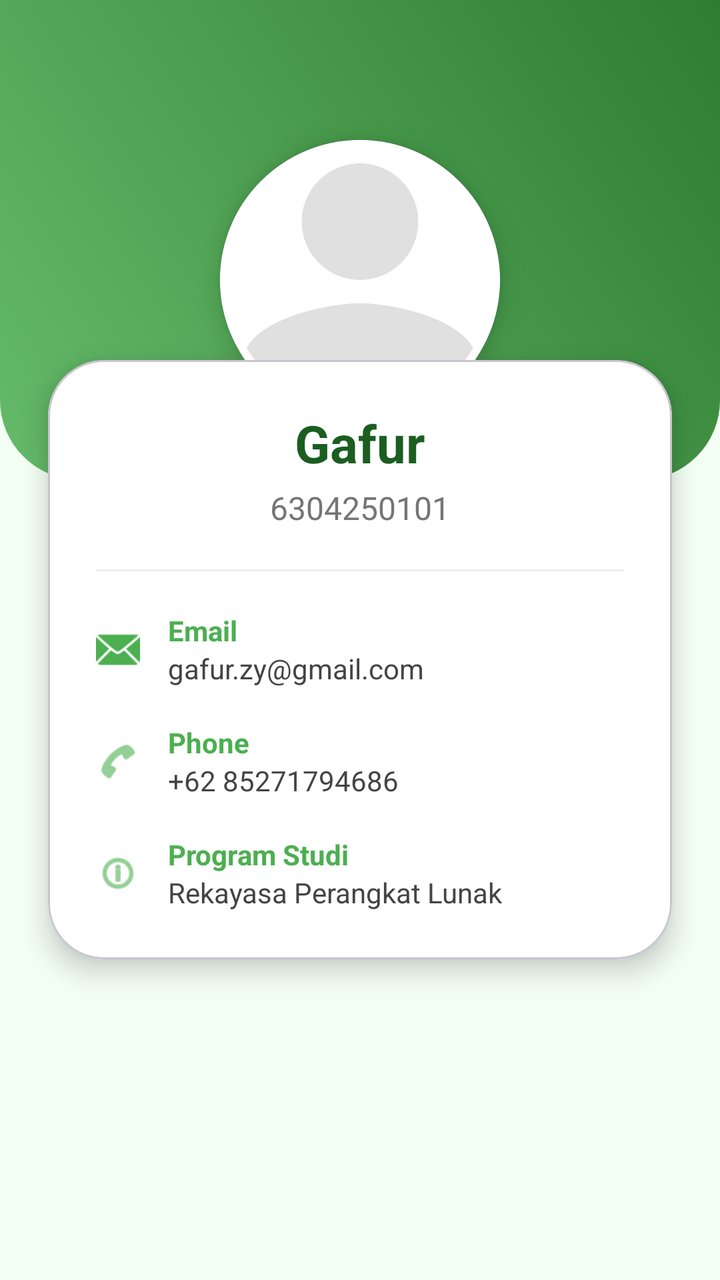
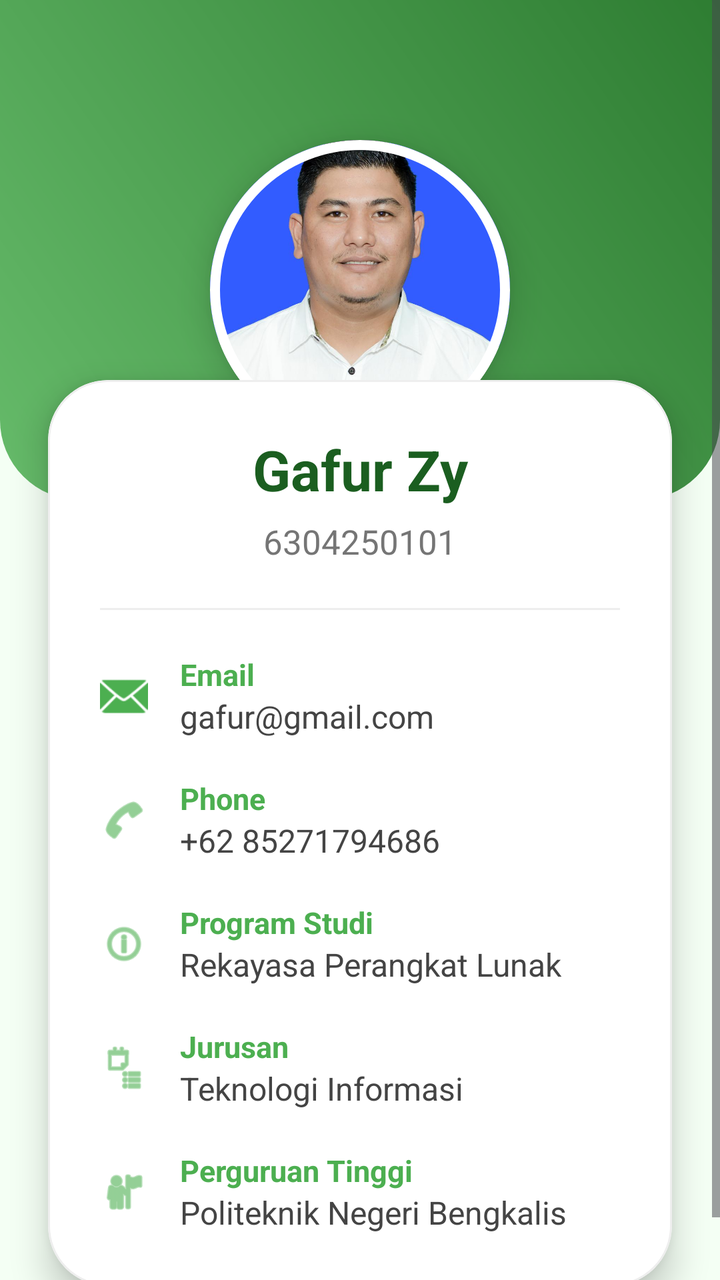

Screens rendered from an Android XML layout before and after an edit, with the pre-edit source and the edit as a unified diff.
<!-- AndroidManifest.xml: application theme Theme.NusaPerson -->
<!-- res/layout/fragment_profile.xml -->
<?xml version="1.0" encoding="utf-8"?>
<androidx.constraintlayout.widget.ConstraintLayout
    xmlns:android="http://schemas.android.com/apk/res/android"
    xmlns:app="http://schemas.android.com/apk/res-auto"
    android:layout_width="match_parent"
    android:layout_height="match_parent"
    android:background="#F4FFF4">

    
    <View
        android:id="@+id/headerBg"
        android:layout_width="0dp"
        android:layout_height="240dp"
        android:background="@drawable/bg_green_header"
        app:layout_constraintTop_toTopOf="parent"
        app:layout_constraintStart_toStartOf="parent"
        app:layout_constraintEnd_toEndOf="parent"/>

    
    <com.google.android.material.card.MaterialCardView
        android:id="@+id/profileCard"
        android:layout_width="140dp"
        android:layout_height="140dp"
        android:layout_marginTop="70dp"
        app:cardCornerRadius="70dp"
        app:cardElevation="8dp"
        app:strokeColor="#FFFFFF"
        app:strokeWidth="4dp"
        app:layout_constraintTop_toTopOf="parent"
        app:layout_constraintStart_toStartOf="parent"
        app:layout_constraintEnd_toEndOf="parent">

        <ImageView
            android:id="@+id/imgProfile"
            android:layout_width="match_parent"
            android:layout_height="match_parent"
            android:background="#FFFFFF"
            android:scaleType="centerCrop"
            android:src="@drawable/ic_profile_placeholder"/>

    </com.google.android.material.card.MaterialCardView>

    
    <com.google.android.material.card.MaterialCardView
        android:layout_width="0dp"
        android:layout_height="wrap_content"
        android:layout_marginStart="24dp"
        android:layout_marginEnd="24dp"
        android:layout_marginTop="180dp"
        app:cardCornerRadius="28dp"
        app:cardElevation="8dp"
        app:cardBackgroundColor="#FFFFFF"
        app:layout_constraintTop_toTopOf="parent"
        app:layout_constraintStart_toStartOf="parent"
        app:layout_constraintEnd_toEndOf="parent">

        <LinearLayout
            android:layout_width="match_parent"
            android:layout_height="wrap_content"
            android:orientation="vertical"
            android:padding="24dp">

            
            <TextView
                android:id="@+id/tvName"
                android:layout_width="match_parent"
                android:layout_height="wrap_content"
                android:gravity="center"
                android:text="Gafur"
                android:textColor="#1B5E20"
                android:textSize="26sp"
                android:textStyle="bold"/>

            
            <TextView
                android:id="@+id/tvNim"
                android:layout_width="match_parent"
                android:layout_height="wrap_content"
                android:layout_marginTop="4dp"
                android:gravity="center"
                android:text="6304250101"
                android:textColor="#757575"
                android:textSize="16sp"/>

            
            <View
                android:layout_width="match_parent"
                android:layout_height="1dp"
                android:layout_marginTop="20dp"
                android:background="#EEEEEE"/>

            
            <LinearLayout
                android:layout_width="match_parent"
                android:layout_height="wrap_content"
                android:layout_marginTop="20dp"
                android:gravity="center_vertical"
                android:orientation="horizontal">

                <ImageView
                    android:layout_width="22dp"
                    android:layout_height="22dp"
                    android:src="@android:drawable/ic_dialog_email"
                    app:tint="#4CAF50"/>

                <LinearLayout
                    android:layout_width="wrap_content"
                    android:layout_height="wrap_content"
                    android:layout_marginStart="14dp"
                    android:orientation="vertical">

                    <TextView
                        android:layout_width="wrap_content"
                        android:layout_height="wrap_content"
                        android:text="Email"
                        android:textColor="#4CAF50"
                        android:textStyle="bold"/>

                    <TextView
                        android:layout_width="wrap_content"
                        android:layout_height="wrap_content"
                        android:text="gafur.zy@gmail.com"
                        android:textColor="#444444"/>
                </LinearLayout>

            </LinearLayout>

            
            <LinearLayout
                android:layout_width="match_parent"
                android:layout_height="wrap_content"
                android:layout_marginTop="18dp"
                android:gravity="center_vertical"
                android:orientation="horizontal">

                <ImageView
                    android:layout_width="22dp"
                    android:layout_height="22dp"
                    android:src="@android:drawable/ic_menu_call"
                    app:tint="#4CAF50"/>

                <LinearLayout
                    android:layout_width="wrap_content"
                    android:layout_height="wrap_content"
                    android:layout_marginStart="14dp"
                    android:orientation="vertical">

                    <TextView
                        android:layout_width="wrap_content"
                        android:layout_height="wrap_content"
                        android:text="Phone"
                        android:textColor="#4CAF50"
                        android:textStyle="bold"/>

                    <TextView
                        android:layout_width="wrap_content"
                        android:layout_height="wrap_content"
                        android:text="+62 85271794686"
                        android:textColor="#444444"/>
                </LinearLayout>

            </LinearLayout>

            
            <LinearLayout
                android:layout_width="match_parent"
                android:layout_height="wrap_content"
                android:layout_marginTop="18dp"
                android:gravity="center_vertical"
                android:orientation="horizontal">

                <ImageView
                    android:layout_width="22dp"
                    android:layout_height="22dp"
                    android:src="@android:drawable/ic_menu_info_details"
                    app:tint="#4CAF50"/>

                <LinearLayout
                    android:layout_width="wrap_content"
                    android:layout_height="wrap_content"
                    android:layout_marginStart="14dp"
                    android:orientation="vertical">

                    <TextView
                        android:layout_width="wrap_content"
                        android:layout_height="wrap_content"
                        android:text="Program Studi"
                        android:textColor="#4CAF50"
                        android:textStyle="bold"/>

                    <TextView
                        android:layout_width="wrap_content"
                        android:layout_height="wrap_content"
                        android:text="Rekayasa Perangkat Lunak"
                        android:textColor="#444444"/>
                </LinearLayout>

            </LinearLayout>

        </LinearLayout>

    </com.google.android.material.card.MaterialCardView>

</androidx.constraintlayout.widget.ConstraintLayout>
<!-- resources referenced by this layout -->
<resources>
  <!-- drawable bg_green_header (drawable) -->
  <?xml version="1.0" encoding="utf-8"?>
  <shape xmlns:android="http://schemas.android.com/apk/res/android">
      <gradient
          android:startColor="#66BB6A"
          android:endColor="#2E7D32"
          android:angle="45"/>
  
      <corners
          android:bottomLeftRadius="40dp"
          android:bottomRightRadius="40dp"/>
  </shape>
  <!-- drawable ic_profile_placeholder (drawable) -->
  <vector xmlns:android="http://schemas.android.com/apk/res/android"
      android:width="24dp"
      android:height="24dp"
      android:viewportWidth="24"
      android:viewportHeight="24">
  
      <path
          android:fillColor="#E0E0E0"
          android:pathData="M12,12A5,5 0,1 0,12 2A5,5 0,0 0,12 12ZM12,14C8.67,14 2,15.67 2,19V22H22V19C22,15.67 15.33,14 12,14Z"/>
  </vector>
  <style name="Theme.NusaPerson" parent="Base.Theme.NusaPerson" />
  <style name="Base.Theme.NusaPerson" parent="Theme.Material3.DayNight.NoActionBar">
  
          
          <item name="colorPrimary">@color/purple_500</item>
          <item name="colorOnPrimary">@color/white</item>
  
          
          <item name="colorSurface">@color/purple_500</item>
          <item name="colorOnSurface">@color/white</item>
  
          
          <item name="android:statusBarColor">@color/purple_700</item>
  
      </style>
  <color name="purple_500">#6200EE</color>
  <color name="white">#FFFFFFFF</color>
  <color name="purple_700">#3700B3</color>
</resources>

<!-- the commit's change to res/layout/fragment_profile.xml (unified diff, before → after) -->
@@ -1,204 +1,302 @@
 <?xml version="1.0" encoding="utf-8"?>
-<androidx.constraintlayout.widget.ConstraintLayout
+<ScrollView
     xmlns:android="http://schemas.android.com/apk/res/android"
     xmlns:app="http://schemas.android.com/apk/res-auto"
     android:layout_width="match_parent"
     android:layout_height="match_parent"
     android:background="#F4FFF4">
 
-    
-    <View
-        android:id="@+id/headerBg"
-        android:layout_width="0dp"
-        android:layout_height="240dp"
-        android:background="@drawable/bg_green_header"
-        app:layout_constraintTop_toTopOf="parent"
-        app:layout_constraintStart_toStartOf="parent"
-        app:layout_constraintEnd_toEndOf="parent"/>
-
-    
-    <com.google.android.material.card.MaterialCardView
-        android:id="@+id/profileCard"
-        android:layout_width="140dp"
-        android:layout_height="140dp"
-        android:layout_marginTop="70dp"
-        app:cardCornerRadius="70dp"
-        app:cardElevation="8dp"
-        app:strokeColor="#FFFFFF"
-        app:strokeWidth="4dp"
-        app:layout_constraintTop_toTopOf="parent"
-        app:layout_constraintStart_toStartOf="parent"
-        app:layout_constraintEnd_toEndOf="parent">
-
-        <ImageView
-            android:id="@+id/imgProfile"
-            android:layout_width="match_parent"
-            android:layout_height="match_parent"
-            android:background="#FFFFFF"
-            android:scaleType="centerCrop"
-            android:src="@drawable/ic_profile_placeholder"/>
-
-    </com.google.android.material.card.MaterialCardView>
-
-    
-    <com.google.android.material.card.MaterialCardView
-        android:layout_width="0dp"
-        android:layout_height="wrap_content"
-        android:layout_marginStart="24dp"
-        android:layout_marginEnd="24dp"
-        android:layout_marginTop="180dp"
-        app:cardCornerRadius="28dp"
-        app:cardElevation="8dp"
-        app:cardBackgroundColor="#FFFFFF"
-        app:layout_constraintTop_toTopOf="parent"
-        app:layout_constraintStart_toStartOf="parent"
-        app:layout_constraintEnd_toEndOf="parent">
-
-        <LinearLayout
-            android:layout_width="match_parent"
+    <androidx.constraintlayout.widget.ConstraintLayout
+        android:layout_width="match_parent"
+        android:layout_height="wrap_content">
+
+        
+        <View
+            android:id="@+id/headerBg"
+            android:layout_width="0dp"
+            android:layout_height="250dp"
+            android:background="@drawable/bg_green_header"
+            app:layout_constraintTop_toTopOf="parent"
+            app:layout_constraintStart_toStartOf="parent"
+            app:layout_constraintEnd_toEndOf="parent"/>
+
+        
+        <com.google.android.material.card.MaterialCardView
+            android:id="@+id/profileCard"
+            android:layout_width="150dp"
+            android:layout_height="150dp"
+            android:layout_marginTop="70dp"
+            app:cardCornerRadius="75dp"
+            app:cardElevation="10dp"
+            app:strokeColor="#FFFFFF"
+            app:strokeWidth="5dp"
+            app:layout_constraintTop_toTopOf="parent"
+            app:layout_constraintStart_toStartOf="parent"
+            app:layout_constraintEnd_toEndOf="parent">
+
+            <ImageView
+                android:id="@+id/imgProfile"
+                android:layout_width="match_parent"
+                android:layout_height="match_parent"
+                android:background="#FFFFFF"
+                android:scaleType="centerCrop"
+                android:src="@drawable/foto_gafur"/>
+
+        </com.google.android.material.card.MaterialCardView>
+
+        
+        <com.google.android.material.card.MaterialCardView
+            android:id="@+id/cardProfile"
+            android:layout_width="0dp"
             android:layout_height="wrap_content"
-            android:orientation="vertical"
-            android:padding="24dp">
-
-            
-            <TextView
-                android:id="@+id/tvName"
-                android:layout_width="match_parent"
-                android:layout_height="wrap_content"
-                android:gravity="center"
-                android:text="Gafur"
-                android:textColor="#1B5E20"
-                android:textSize="26sp"
-                android:textStyle="bold"/>
-
-            
-            <TextView
-                android:id="@+id/tvNim"
-                android:layout_width="match_parent"
-                android:layout_height="wrap_content"
-                android:layout_marginTop="4dp"
-                android:gravity="center"
-                android:text="6304250101"
-                android:textColor="#757575"
-                android:textSize="16sp"/>
-
-            
-            <View
-                android:layout_width="match_parent"
-                android:layout_height="1dp"
-                android:layout_marginTop="20dp"
-                android:background="#EEEEEE"/>
-
-            
+            android:layout_marginStart="24dp"
+            android:layout_marginEnd="24dp"
+            android:layout_marginTop="190dp"
+            android:layout_marginBottom="30dp"
+            app:cardBackgroundColor="#FFFFFF"
+            app:cardCornerRadius="30dp"
+            app:cardElevation="10dp"
+            app:strokeColor="#EEEEEE"
+            app:strokeWidth="1dp"
+            app:layout_constraintTop_toTopOf="parent"
+            app:layout_constraintStart_toStartOf="parent"
+            app:layout_constraintEnd_toEndOf="parent"
+            app:layout_constraintBottom_toBottomOf="parent">
+
             <LinearLayout
                 android:layout_width="match_parent"
                 android:layout_height="wrap_content"
-                android:layout_marginTop="20dp"
-                android:gravity="center_vertical"
-                android:orientation="horizontal">
-
-                <ImageView
-                    android:layout_width="22dp"
-                    android:layout_height="22dp"
-                    android:src="@android:drawable/ic_dialog_email"
-                    app:tint="#4CAF50"/>
-
-                <LinearLayout
-                    android:layout_width="wrap_content"
-                    android:layout_height="wrap_content"
-                    android:layout_marginStart="14dp"
-                    android:orientation="vertical">
-
-                    <TextView
-                        android:layout_width="wrap_content"
-                        android:layout_height="wrap_content"
-                        android:text="Email"
-                        android:textColor="#4CAF50"
-                        android:textStyle="bold"/>
-
-                    <TextView
-                        android:layout_width="wrap_content"
-                        android:layout_height="wrap_content"
-                        android:text="gafur.zy@gmail.com"
-                        android:textColor="#444444"/>
+                android:orientation="vertical"
+                android:padding="26dp">
+
+                
+                <TextView
+                    android:id="@+id/tvName"
+                    android:layout_width="match_parent"
+                    android:layout_height="wrap_content"
+                    android:gravity="center"
+                    android:text="Gafur Zy"
+                    android:textColor="#1B5E20"
+                    android:textSize="28sp"
+                    android:textStyle="bold"/>
+
+                
+                <TextView
+                    android:id="@+id/tvNim"
+                    android:layout_width="match_parent"
+                    android:layout_height="wrap_content"
+                    android:layout_marginTop="6dp"
+                    android:gravity="center"
+                    android:text="6304250101"
+                    android:textColor="#757575"
+                    android:textSize="17sp"/>
+
+                
+                <View
+                    android:layout_width="match_parent"
+                    android:layout_height="1dp"
+                    android:layout_marginTop="22dp"
+                    android:background="#EEEEEE"/>
+
+                
+                <LinearLayout
+                    android:layout_width="match_parent"
+                    android:layout_height="wrap_content"
+                    android:layout_marginTop="22dp"
+                    android:gravity="center_vertical"
+                    android:orientation="horizontal">
+
+                    <ImageView
+                        android:layout_width="24dp"
+                        android:layout_height="24dp"
+                        android:src="@android:drawable/ic_dialog_email"
+                        app:tint="#4CAF50"/>
+
+                    <LinearLayout
+                        android:layout_width="wrap_content"
+                        android:layout_height="wrap_content"
+                        android:layout_marginStart="16dp"
+                        android:orientation="vertical">
+
+                        <TextView
+                            android:text="Email"
+                            android:textColor="#4CAF50"
+                            android:textStyle="bold"
+                            android:textSize="15sp"
+                            android:layout_width="wrap_content"
+                            android:layout_height="wrap_content"/>
+
+                        <TextView
+                            android:text="gafur@gmail.com"
+                            android:textColor="#444444"
+                            android:textSize="16sp"
+                            android:layout_width="wrap_content"
+                            android:layout_height="wrap_content"/>
+
+                    </LinearLayout>
+
+                </LinearLayout>
+
+                
+                <LinearLayout
+                    android:layout_width="match_parent"
+                    android:layout_height="wrap_content"
+                    android:layout_marginTop="20dp"
+                    android:gravity="center_vertical"
+                    android:orientation="horizontal">
+
+                    <ImageView
+                        android:layout_width="24dp"
+                        android:layout_height="24dp"
+                        android:src="@android:drawable/ic_menu_call"
+                        app:tint="#4CAF50"/>
+
+                    <LinearLayout
+                        android:layout_width="wrap_content"
+                        android:layout_height="wrap_content"
+                        android:layout_marginStart="16dp"
+                        android:orientation="vertical">
+
+                        <TextView
+                            android:text="Phone"
+                            android:textColor="#4CAF50"
+                            android:textStyle="bold"
+                            android:textSize="15sp"
+                            android:layout_width="wrap_content"
+                            android:layout_height="wrap_content"/>
+
+                        <TextView
+                            android:text="+62 85271794686"
+                            android:textColor="#444444"
+                            android:textSize="16sp"
+                            android:layout_width="wrap_content"
+                            android:layout_height="wrap_content"/>
+
+                    </LinearLayout>
+
+                </LinearLayout>
+
+                
+                <LinearLayout
+                    android:layout_width="match_parent"
+                    android:layout_height="wrap_content"
+                    android:layout_marginTop="20dp"
+                    android:gravity="center_vertical"
+                    android:orientation="horizontal">
+
+                    <ImageView
+                        android:layout_width="24dp"
+                        android:layout_height="24dp"
+                        android:src="@android:drawable/ic_menu_info_details"
+                        app:tint="#4CAF50"/>
+
+                    <LinearLayout
+                        android:layout_width="wrap_content"
+                        android:layout_height="wrap_content"
+                        android:layout_marginStart="16dp"
+                        android:orientation="vertical">
+
+                        <TextView
+                            android:text="Program Studi"
+                            android:textColor="#4CAF50"
+                            android:textStyle="bold"
+                            android:textSize="15sp"
+                            android:layout_width="wrap_content"
+                            android:layout_height="wrap_content"/>
+
+                        <TextView
+                            android:text="Rekayasa Perangkat Lunak"
+                            android:textColor="#444444"
+                            android:textSize="16sp"
+                            android:layout_width="wrap_content"
+                            android:layout_height="wrap_content"/>
+
+                    </LinearLayout>
+
+                </LinearLayout>
+
+                
+                <LinearLayout
+                    android:layout_width="match_parent"
+                    android:layout_height="wrap_content"
+                    android:layout_marginTop="20dp"
+                    android:gravity="center_vertical"
+                    android:orientation="horizontal">
+
+                    <ImageView
+                        android:layout_width="24dp"
+                        android:layout_height="24dp"
+                        android:src="@android:drawable/ic_menu_agenda"
+                        app:tint="#4CAF50"/>
+
+                    <LinearLayout
+                        android:layout_width="wrap_content"
+                        android:layout_height="wrap_content"
+                        android:layout_marginStart="16dp"
+                        android:orientation="vertical">
+
+                        <TextView
+                            android:text="Jurusan"
+                            android:textColor="#4CAF50"
+                            android:textStyle="bold"
+                            android:textSize="15sp"
+                            android:layout_width="wrap_content"
+                            android:layout_height="wrap_content"/>
+
+                        <TextView
+                            android:text="Teknologi Informasi"
+                            android:textColor="#444444"
+                            android:textSize="16sp"
+                            android:layout_width="wrap_content"
+                            android:layout_height="wrap_content"/>
+
+                    </LinearLayout>
+
+                </LinearLayout>
+
+                
+                <LinearLayout
+                    android:layout_width="match_parent"
+                    android:layout_height="wrap_content"
+                    android:layout_marginTop="20dp"
+                    android:gravity="center_vertical"
+                    android:orientation="horizontal">
+
+                    <ImageView
+                        android:layout_width="24dp"
+                        android:layout_height="24dp"
+                        android:src="@android:drawable/ic_menu_myplaces"
+                        app:tint="#4CAF50"/>
+
+                    <LinearLayout
+                        android:layout_width="wrap_content"
+                        android:layout_height="wrap_content"
+                        android:layout_marginStart="16dp"
+                        android:orientation="vertical">
+
+                        <TextView
+                            android:text="Perguruan Tinggi"
+                            android:textColor="#4CAF50"
+                            android:textStyle="bold"
+                            android:textSize="15sp"
+                            android:layout_width="wrap_content"
+                            android:layout_height="wrap_content"/>
+
+                        <TextView
+                            android:text="Politeknik Negeri Bengkalis"
+                            android:textColor="#444444"
+                            android:textSize="16sp"
+                            android:layout_width="wrap_content"
+                            android:layout_height="wrap_content"/>
+
+                    </LinearLayout>
+
                 </LinearLayout>
 
             </LinearLayout>
 
-            
-            <LinearLayout
-                android:layout_width="match_parent"
-                android:layout_height="wrap_content"
-                android:layout_marginTop="18dp"
-                android:gravity="center_vertical"
-                android:orientation="horizontal">
-
-                <ImageView
-                    android:layout_width="22dp"
-                    android:layout_height="22dp"
-                    android:src="@android:drawable/ic_menu_call"
-                    app:tint="#4CAF50"/>
-
-                <LinearLayout
-                    android:layout_width="wrap_content"
-                    android:layout_height="wrap_content"
-                    android:layout_marginStart="14dp"
-                    android:orientation="vertical">
-
-                    <TextView
-                        android:layout_width="wrap_content"
-                        android:layout_height="wrap_content"
-                        android:text="Phone"
-                        android:textColor="#4CAF50"
-                        android:textStyle="bold"/>
-
-                    <TextView
-                        android:layout_width="wrap_content"
-                        android:layout_height="wrap_content"
-                        android:text="+62 85271794686"
-                        android:textColor="#444444"/>
-                </LinearLayout>
-
-            </LinearLayout>
-
-            
-            <LinearLayout
-                android:layout_width="match_parent"
-                android:layout_height="wrap_content"
-                android:layout_marginTop="18dp"
-                android:gravity="center_vertical"
-                android:orientation="horizontal">
-
-                <ImageView
-                    android:layout_width="22dp"
-                    android:layout_height="22dp"
-                    android:src="@android:drawable/ic_menu_info_details"
-                    app:tint="#4CAF50"/>
-
-                <LinearLayout
-                    android:layout_width="wrap_content"
-                    android:layout_height="wrap_content"
-                    android:layout_marginStart="14dp"
-                    android:orientation="vertical">
-
-                    <TextView
-                        android:layout_width="wrap_content"
-                        android:layout_height="wrap_content"
-                        android:text="Program Studi"
-                        android:textColor="#4CAF50"
-                        android:textStyle="bold"/>
-
-                    <TextView
-                        android:layout_width="wrap_content"
-                        android:layout_height="wrap_content"
-                        android:text="Rekayasa Perangkat Lunak"
-                        android:textColor="#444444"/>
-                </LinearLayout>
-
-            </LinearLayout>
-
-        </LinearLayout>
-
-    </com.google.android.material.card.MaterialCardView>
-
-</androidx.constraintlayout.widget.ConstraintLayout>
+        </com.google.android.material.card.MaterialCardView>
+
+    </androidx.constraintlayout.widget.ConstraintLayout>
+
+</ScrollView>
<!-- resource entries referenced after the edit -->
@@ -12,17 +12,7 @@
           android:bottomLeftRadius="40dp"
           android:bottomRightRadius="40dp"/>
   </shape>
-  <!-- drawable ic_profile_placeholder (drawable) -->
-  <vector xmlns:android="http://schemas.android.com/apk/res/android"
-      android:width="24dp"
-      android:height="24dp"
-      android:viewportWidth="24"
-      android:viewportHeight="24">
-  
-      <path
-          android:fillColor="#E0E0E0"
-          android:pathData="M12,12A5,5 0,1 0,12 2A5,5 0,0 0,12 12ZM12,14C8.67,14 2,15.67 2,19V22H22V19C22,15.67 15.33,14 12,14Z"/>
-  </vector>
+  <!-- drawable foto_gafur: jpg bitmap (drawable, 51640 bytes) -->
   <style name="Theme.NusaPerson" parent="Base.Theme.NusaPerson" />
   <style name="Base.Theme.NusaPerson" parent="Theme.Material3.DayNight.NoActionBar">
   
